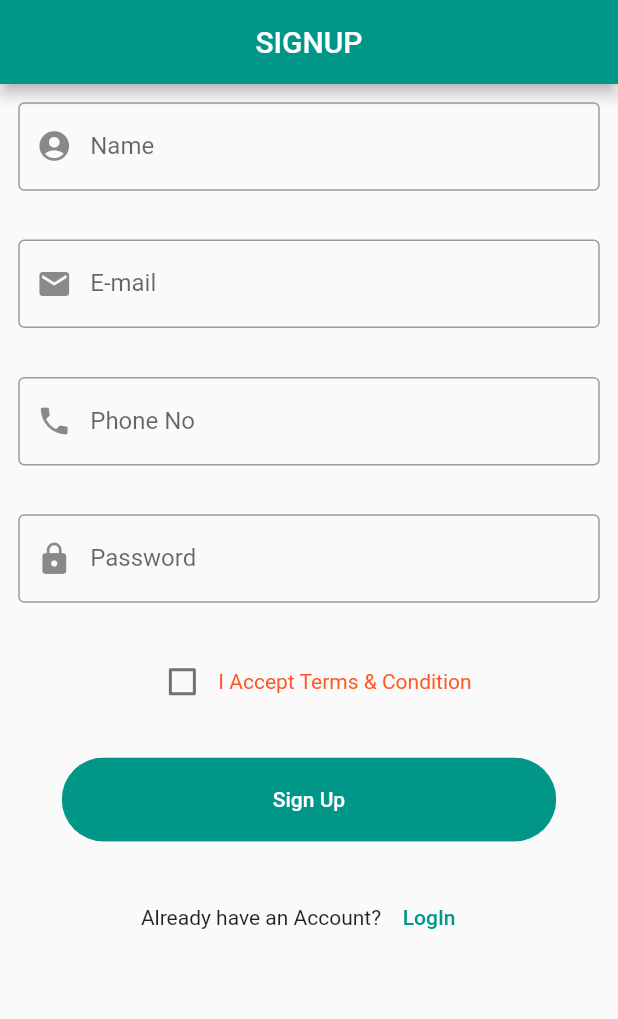
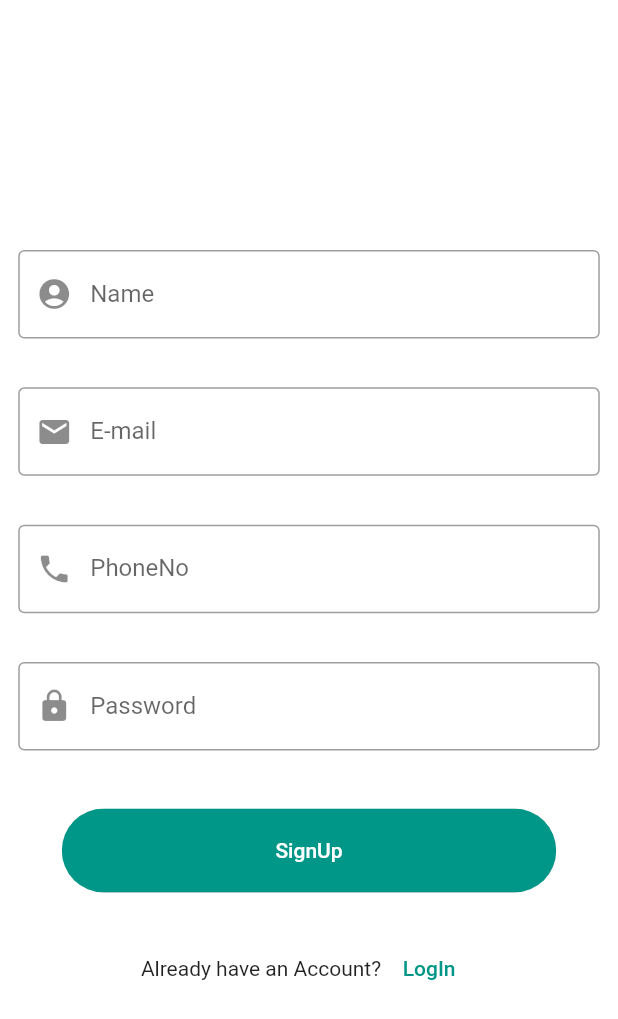
Before and after one commit to fatima-tuz-zhohra/Medical-Support-Finder, a Flutter app: the screen it shows after launch, after a tap on "LogIn", after a tap on "SignUp", on a phone screen of 412 x 824 dp. Shown: the top 1019 px of the screen. Run offline on Flutter 3.47's test engine with Material 2 defaults, Android fonts, the phone set to English and light mode, and no system bars; our stand-ins replace bloc, firebase_auth, firebase_core, flutter_bloc, flutter_signin_button, google_sign_in; accounts and stored records are empty.

Commit message:
adding signup bloc

```diff
--- a/lib/authentication/login/loginpage.dart
+++ b/lib/authentication/login/loginPage.dart
@@ -2,23 +2,23 @@ import 'package:flutter/material.dart';
 import 'package:flutter/widgets.dart';
 import 'package:flutter_bloc/flutter_bloc.dart';
 import 'package:msf/authentication/login/bloc/login_bloc.dart';
-import 'package:msf/authentication/signup/signup.dart';
+import 'package:msf/authentication/signup/signupPage.dart';
 import 'package:msf/data/constant.dart';
 import 'package:msf/home/home_main/homepage.dart';
 import 'package:msf/widgets/input_field.dart';
 import 'package:msf/widgets/rounded_button.dart';
 import 'package:flutter_signin_button/flutter_signin_button.dart';
 
-class LoginPage extends StatefulWidget {
+class LogInPage extends StatefulWidget {
   static const PATH = "/login";
 
   @override
   State<StatefulWidget> createState() {
-    return _LoginPageState();
+    return _LogInPageState();
   }
 }
 
-class _LoginPageState extends State<LoginPage> {
+class _LogInPageState extends State<LogInPage> {
   @override
   Widget build(BuildContext context) {
     final theme = Theme.of(context);
@@ -150,7 +150,7 @@ class _LoginForm extends StatelessWidget {
                 onPressed: () {
                   Navigator.pushReplacement(context,
                       MaterialPageRoute(builder: (context) {
-                    return SignUp();
+                    return SignUpPage();
                   }));
                 },
                 child: Text('SignUp'),
--- /dev/null
+++ b/lib/authentication/signup/bloc/signup_bloc.dart
@@ -0,0 +1,18 @@
+import 'dart:async';
+
+import 'package:bloc/bloc.dart';
+import 'package:meta/meta.dart';
+
+part 'signup_event.dart';
+part 'signup_state.dart';
+
+class SignupBloc extends Bloc<SignupEvent, SignupState> {
+  SignupBloc() : super(SignupInitial());
+
+  @override
+  Stream<SignupState> mapEventToState(
+    SignupEvent event,
+  ) async* {
+    // TODO: implement mapEventToState
+  }
+}
--- /dev/null
+++ b/lib/authentication/signup/bloc/signup_event.dart
@@ -0,0 +1,4 @@
+part of 'signup_bloc.dart';
+
+@immutable
+abstract class SignupEvent {}
--- /dev/null
+++ b/lib/authentication/signup/bloc/signup_state.dart
@@ -0,0 +1,6 @@
+part of 'signup_bloc.dart';
+
+@immutable
+abstract class SignupState {}
+
+class SignupInitial extends SignupState {}
--- a/lib/authentication/signup/signup.dart
+++ /dev/null
@@ -1,131 +0,0 @@
-import 'package:flutter/cupertino.dart';
-import 'package:flutter/material.dart';
-import 'package:msf/authentication/login/loginpage.dart';
-import 'package:msf/widgets/input_field.dart';
-import 'package:msf/widgets/rounded_button.dart';
-
-class SignUp extends StatefulWidget {
-  @override
-  State<StatefulWidget> createState() {
-    return _SignUpState();
-  }
-}
-
-class _SignUpState extends State<SignUp> {
-  bool? value = false;
-
-  final nameController = TextEditingController();
-  final emailController = TextEditingController();
-  final phoneNoController = TextEditingController();
-  final passwordController = TextEditingController();
-
-  final snackBar = SnackBar(
-      content: Text('Error!'),
-    backgroundColor: Colors.red,
-  );
-
-  @override
-  Widget build(BuildContext context) {
-    Size size = MediaQuery.of(context).size;
-    final theme = Theme.of(context);
-    return Scaffold(
-        backgroundColor: Color(0xFFFAFAFA),
-        appBar: AppBar(
-          centerTitle: true,
-          title: Text(
-            'SIGNUP',
-          ),
-        ),
-        body: SingleChildScrollView(
-          child: Column(
-            crossAxisAlignment: CrossAxisAlignment.center,
-            children: [
-              InputField(
-                  icon: Icon(Icons.account_circle),
-                  hintText: 'Name',
-                  controller: nameController,
-                ),
-              SizedBox(height: size.height * 0.01),
-               InputField(
-                  icon: Icon(Icons.email),
-                  hintText: 'E-mail',
-                  controller: emailController,
-                ),
-              SizedBox(height: size.height * 0.01),
-               InputField(
-                  icon: Icon(Icons.phone),
-                  hintText: 'Phone No',
-                  controller: phoneNoController,
-                ),
-              SizedBox(height: size.height * 0.01),
-              InputField(
-                  icon: Icon(Icons.lock),
-                  hintText: 'Password',
-                  controller: passwordController,
-                ),
-              SizedBox(height: size.height * 0.02),
-              Row(
-                mainAxisAlignment: MainAxisAlignment.center, children: [
-                Checkbox(
-                  value: this.value,
-                  onChanged: (bool? value) {
-                    setState(() {
-                      this.value = value;
-                    });
-                  },
-                ),
-                Text('I Accept Terms & Condition',
-                    style: TextStyle(
-                      color: Colors.deepOrange,
-                    ),
-                ),
-              ],
-              ),
-              SizedBox(height: size.height * 0.02),
-              RoundedButton(
-                  text: 'Sign Up',
-                  press: (){
-                    _onSignUpButtonPressed(context);
-                  },
-              ),
-              SizedBox(height: size.height * 0.02),
-              Row(mainAxisAlignment: MainAxisAlignment.center, children: [
-                Text('Already have an Account?'),
-                TextButton(
-                  onPressed: () {
-                    Navigator.pushReplacement(context,
-                        MaterialPageRoute(builder: (context) {
-                      return LoginPage();
-                    }));
-                  },
-                  child: Text('LogIn'),
-                ),
-              ])
-            ],
-          ),
-        ));
-  }
-
-  void _onSignUpButtonPressed(BuildContext context){
-    String name = nameController.text;
-    String email = emailController.text;
-    String phoneNo = phoneNoController.text;
-    String pass = passwordController.text;
-
-    if (nameController.text == "" ||
-        emailController.text == "" ||
-        phoneNoController.text == "" ||
-        passwordController.text == "") {
-      ScaffoldMessenger.of(context).showSnackBar(snackBar);
-    } else {
-      Navigator.pushReplacement(
-        context,
-        MaterialPageRoute(
-          builder: (context) {
-            return LoginPage();
-          },
-        ),
-      );
-    }
-  }
-}
--- /dev/null
+++ b/lib/authentication/signup/signupPage.dart
@@ -0,0 +1,192 @@
+import 'package:flutter/material.dart';
+import 'package:flutter_bloc/flutter_bloc.dart';
+import 'package:msf/authentication/login/loginPage.dart';
+import 'package:msf/authentication/signup/bloc/signup_bloc.dart';
+import 'package:msf/home/home_main/homepage.dart';
+import 'package:msf/widgets/input_field.dart';
+import 'package:msf/widgets/rounded_button.dart';
+
+class SignUpPage extends StatefulWidget {
+  static const PATH = "/signup";
+
+  @override
+  State<StatefulWidget> createState() {
+    return _SignUpPageState();
+  }
+}
+
+class _SignUpPageState extends State<SignUpPage> {
+  @override
+  Widget build(BuildContext context) {
+    //Size size = MediaQuery.of(context).size;
+    final theme = Theme.of(context);
+    return BlocProvider<SignupBloc>(
+        create: (context) => SignupBloc(),
+        child: Scaffold(
+          body: SafeArea(
+            child: CustomScrollView(
+              slivers: [
+                SliverFillRemaining(
+                  hasScrollBody: false,
+                  child: Column(
+                    mainAxisAlignment: MainAxisAlignment.spaceEvenly,
+                    children: [
+                      _SignUpForm(),
+                    ],
+                  ),
+                )
+              ],
+            ),
+          ),
+        ),
+    );
+  }
+}
+
+class _SignUpForm extends StatelessWidget{
+  _SignUpForm({Key? key}) : super(key: key);
+
+  final nameController = TextEditingController();
+  final emailController = TextEditingController();
+  final phoneNoController = TextEditingController();
+  final passwordController = TextEditingController();
+
+  final _formKey = GlobalKey<FormState>();
+
+  final snackBar = SnackBar(
+    content: Text('Error!'),
+    backgroundColor: Colors.red,
+  );
+
+  get value => null;
+
+  @override
+  Widget build(BuildContext context){
+    return BlocConsumer<SignupBloc, SignupState>(
+    listener: (context, state) {
+      if (state is SignupSuccessState) {
+        ScaffoldMessenger.of(context).showSnackBar(
+          SnackBar(content: Text('Signed Up Successfully')),
+        );
+        Navigator.pushNamedAndRemoveUntil(
+          context,
+          HomePage.PATH,
+              (route) => false,
+        );
+      } else if (state is SignupFailedState) {
+        ScaffoldMessenger.of(context).showSnackBar(
+          SnackBar(content: Text('Signed Up failed')),
+        );
+      }
+    },
+      builder: (context, state) {
+        if (state is SignupLoadingState) {
+          return CircularProgressIndicator();
+        } else {
+          return _getBody(context);
+        }
+      },
+    );
+  }
+
+  Widget _getBody(BuildContext context) {
+    Size size = MediaQuery.of(context).size;
+
+    return Form(
+      key: _formKey,
+      child: Column(
+        children: [
+          InputField(
+            icon: Icon(Icons.account_circle_rounded),
+            hintText: 'Name',
+            controller: nameController,
+            validator: (value) {
+              if (value == null || value.isEmpty) {
+                return "Please enter valid Name";
+              }
+              return null;
+            },
+          ),
+          SizedBox(height: size.height * 0.01),
+          InputField(
+            icon: Icon(Icons.mail),
+            hintText: 'E-mail',
+            controller: emailController,
+            validator: (value) {
+              if (value == null || value.isEmpty) {
+                return "Please enter valid email";
+              }
+              return null;
+            },
+          ),
+          SizedBox(height: size.height * 0.01),
+          InputField(
+            icon: Icon(Icons.phone),
+            hintText: 'PhoneNo',
+            controller: phoneNoController,
+            validator: (value) {
+              if (value == null || value.isEmpty) {
+                return "Please enter valid PhoneNo";
+              }
+              return null;
+            },
+          ),
+          SizedBox(height: size.height * 0.01),
+          InputField(
+            icon: Icon(Icons.lock),
+            hintText: 'Password',
+            controller: passwordController,
+            obscureText: true,
+            validator: (value) {
+              if (value == null || value.isEmpty) {
+                return "Please enter valid password";
+              }
+              return null;
+            },
+          ),
+          SizedBox(height: size.height * 0.02),
+          RoundedButton(
+            text: 'SignUp',
+            press: () {
+              final isValid = _formKey.currentState?.validate();
+              if (isValid == true) {
+                _onSignUpButtonPressed(context);
+              }
+            },
+          ),
+          SizedBox(height: size.height * 0.02),
+          Row(
+              mainAxisAlignment: MainAxisAlignment.center,
+              children: [
+                Text('Already have an Account?'),
+                TextButton(
+                  onPressed: () {
+                    Navigator.pushReplacement(context,
+                        MaterialPageRoute(builder: (context) {
+                          return LogInPage();
+                        }));
+                  },
+                  child: Text('LogIn'),
+                ),
+              ])
+        ],
+      ),
+    );
+  }
+
+  void _onSignUpButtonPressed(BuildContext context) {
+    String name = nameController.text;
+    String email = emailController.text;
+    String phoneNo = phoneNoController.text;
+    String pass = passwordController.text;
+
+    //todo remove printing before release
+    print("$name");
+    print("$email");
+    print("$phoneNo");
+    print("$pass");
+
+    final loginBloc = BlocProvider.of<SignupBloc>(context, listen: false);
+    loginBloc.add(SignUpWithEmailPassEvent(name, email, phoneNo, pass));
+  }
+}
--- a/lib/authentication/splash/splash.dart
+++ b/lib/authentication/splash/splash.dart
@@ -1,7 +1,7 @@
 import 'package:flutter/material.dart';
 import 'package:flutter_bloc/flutter_bloc.dart';
 import 'package:msf/authentication/bloc/user_bloc.dart';
-import 'package:msf/authentication/login/loginpage.dart';
+import 'package:msf/authentication/login/loginPage.dart';
 import 'package:msf/home/home_main/homepage.dart';
 import 'package:provider/provider.dart';
 
@@ -36,7 +36,7 @@ class SplashPageScreen extends StatelessWidget {
         } else if (state is UserUnAuthenticatedState) {
           Navigator.pushNamedAndRemoveUntil(
             context,
-            LoginPage.PATH,
+            LogInPage.PATH,
             (route) => false,
           );
         }
--- a/lib/routes.dart
+++ b/lib/routes.dart
@@ -1,9 +1,9 @@
-import 'authentication/login/loginpage.dart';
+import 'authentication/login/loginPage.dart';
 import 'authentication/splash/splash.dart';
 import 'home/home_main/homepage.dart';
 
 final appRoutes = {
   SplashPage.PATH : (context) => SplashPage(),
-  LoginPage.PATH : (context) => LoginPage(),
+  LogInPage.PATH : (context) => LogInPage(),
   HomePage.PATH : (context) => HomePage(),
 };
```
Also changed, not shown: lib/authentication/login/bloc/login_bloc.dart (+8 -0 lines), lib/home/home_main/settings/profile.dart (+17 -2 lines), 6 other files.
